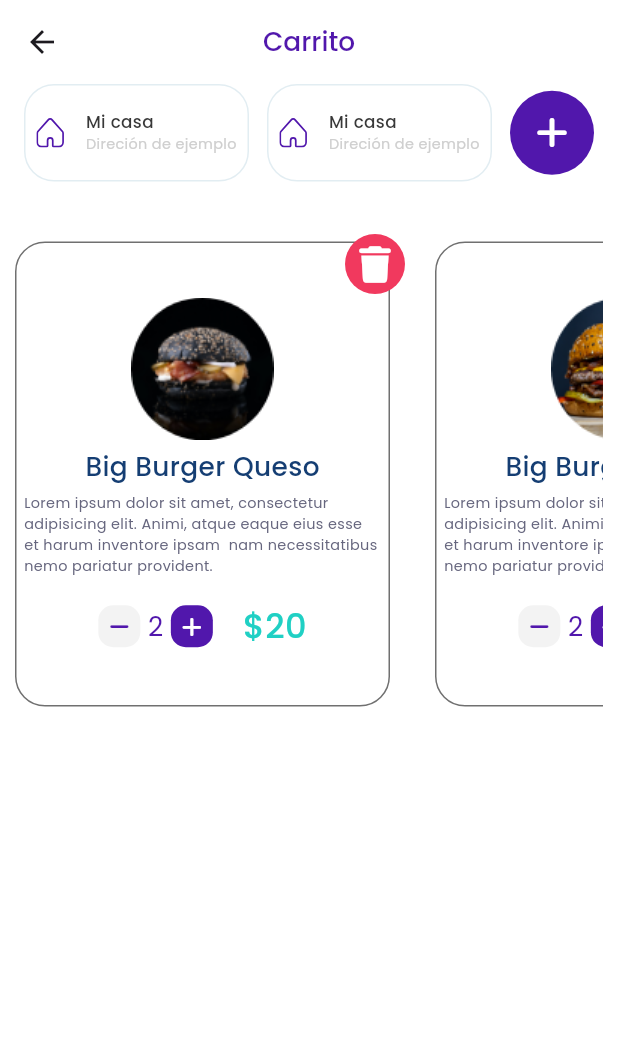
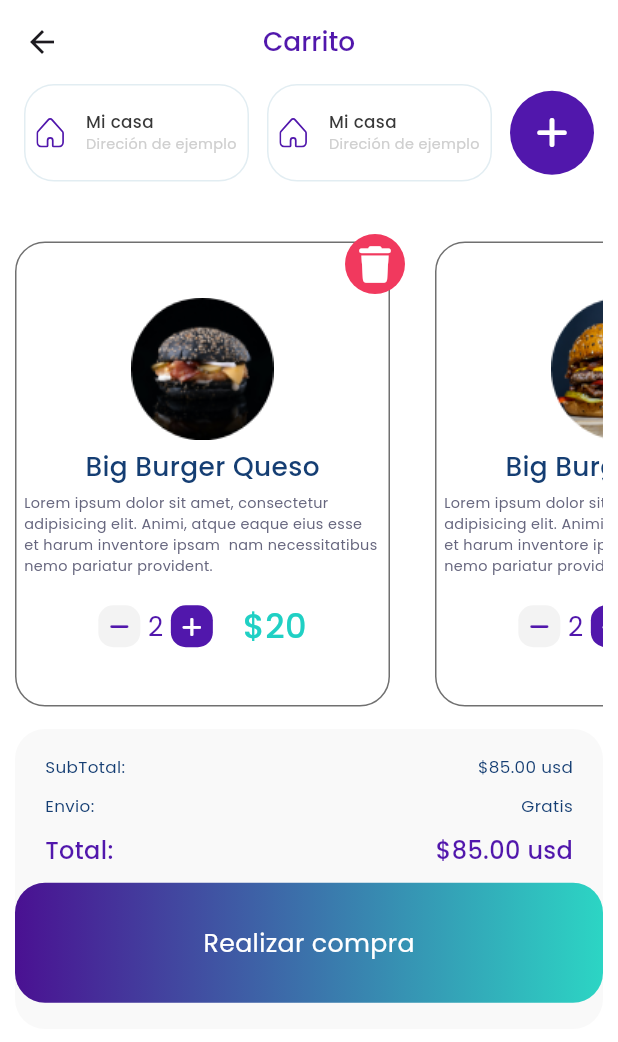
Before and after one commit to Mahmoudshady20/jabal_task, a Flutter app: the CarritoView screen opened directly, on a phone screen of 412 x 824 dp. Shown: the top 1042 px of the screen. Run offline on Flutter 3.47's test engine with Material 3 defaults, Android fonts, the phone set to English and light mode, and no system bars; our stand-ins replace flutter_svg, font_awesome_flutter, google_fonts; network calls fail.

Commit message:
1- finish task

```diff
--- a/lib/features/carrito_feature/presentation/views/widget/carrito_body.dart
+++ b/lib/features/carrito_feature/presentation/views/widget/carrito_body.dart
@@ -1,8 +1,11 @@
 import 'package:flutter/material.dart';
 import 'package:font_awesome_flutter/font_awesome_flutter.dart';
+import 'package:google_fonts/google_fonts.dart';
+import 'package:jabal_task/core/utils/app_styles.dart';
 import 'package:jabal_task/features/carrito_feature/data/carrito_model.dart';
 import 'package:jabal_task/features/carrito_feature/presentation/views/widget/carrito_product_widget.dart';
 import 'package:jabal_task/features/carrito_feature/presentation/views/widget/choose_widget.dart';
+import 'package:jabal_task/features/carrito_feature/presentation/views/widget/custom_text_widget.dart';
 
 class CarritoBody extends StatelessWidget {
   const CarritoBody({super.key});
@@ -56,10 +59,95 @@ class CarritoBody extends StatelessWidget {
                   image: 'assets/images/burger3.png',
                   desc:
                       'Lorem ipsum dolor sit amet, consectetur adipisicing elit. Animi, atque eaque eius esse et harum inventore ipsam  nam necessitatibus nemo pariatur provident.',
-                ))
+                )),
               ],
             ),
           ),
+          Container(
+            width: double.infinity,
+            height: 200,
+            decoration: BoxDecoration(
+              borderRadius: BorderRadius.circular(20),
+              color: Color(0xFFF9F9F9),
+            ),
+            child: Column(
+              spacing: 10,
+              mainAxisAlignment: MainAxisAlignment.center,
+              crossAxisAlignment: CrossAxisAlignment.center,
+              children: [
+                CustomTextWidget(
+                  text1: 'SubTotal:',
+                  text2: '\$85.00 usd',
+                ),
+                CustomTextWidget(
+                  text1: 'Envio:',
+                  text2: 'Gratis',
+                ),
+                Padding(
+                  padding: const EdgeInsets.symmetric(
+                    horizontal: 20,
+                  ),
+                  child: Row(
+                    mainAxisAlignment: MainAxisAlignment.spaceBetween,
+                    children: [
+                      Text(
+                        'Total:',
+                        style: GoogleFonts.poppins(
+                          fontSize: AppStyles.getResponsiveFontSize(
+                            context,
+                            fontSize: 20,
+                          ),
+                          color: Color(
+                            0xFF5117AC,
+                          ),
+                          fontWeight: FontWeight.w500,
+                        ),
+                      ),
+                      Text(
+                        '\$85.00 usd',
+                        style: GoogleFonts.poppins(
+                          fontSize: AppStyles.getResponsiveFontSize(
+                            context,
+                            fontSize: 20,
+                          ),
+                          color: Color(
+                            0xFF5117AC,
+                          ),
+                          fontWeight: FontWeight.w500,
+                        ),
+                      ),
+                    ],
+                  ),
+                ),
+                Container(
+                  width: double.infinity,
+                  height: 80,
+                  decoration: BoxDecoration(
+                    color: Colors.white,
+                    borderRadius: BorderRadius.circular(20),
+                    gradient: LinearGradient(
+                      colors: [
+                        Color(0xFF4A1192),
+                        Color(0xFF2CD5C4),
+                      ],
+                    ),
+                  ),
+                  child: Center(
+                    child: Text(
+                      'Realizar compra',
+                      style: GoogleFonts.poppins(
+                        color: Colors.white,
+                        fontSize: AppStyles.getResponsiveFontSize(
+                          context,
+                          fontSize: 21,
+                        ),
+                      ),
+                    ),
+                  ),
+                ),
+              ],
+            ),
+          )
         ],
       ),
     );
--- /dev/null
+++ b/lib/features/carrito_feature/presentation/views/widget/custom_text_widget.dart
@@ -0,0 +1,49 @@
+import 'package:flutter/material.dart';
+import 'package:google_fonts/google_fonts.dart';
+import 'package:jabal_task/core/utils/app_styles.dart';
+
+class CustomTextWidget extends StatelessWidget {
+  const CustomTextWidget({
+    super.key,
+    required this.text1,
+    required this.text2,
+  });
+  final String text1;
+  final String text2;
+
+  @override
+  Widget build(BuildContext context) {
+    return Padding(
+      padding: const EdgeInsets.symmetric(
+        horizontal: 20,
+      ),
+      child: Row(
+        mainAxisAlignment: MainAxisAlignment.spaceBetween,
+        children: [
+          Text(
+            text1,
+            style: GoogleFonts.poppins(
+                fontSize: AppStyles.getResponsiveFontSize(
+                  context,
+                  fontSize: 14,
+                ),
+                color: Color(
+                  0xFF153E73,
+                )),
+          ),
+          Text(
+            text2,
+            style: GoogleFonts.poppins(
+                fontSize: AppStyles.getResponsiveFontSize(
+                  context,
+                  fontSize: 14,
+                ),
+                color: Color(
+                  0xFF153E73,
+                )),
+          )
+        ],
+      ),
+    );
+  }
+}
--- a/lib/features/product_details_feature/presentation/view/widget/product_details_body.dart
+++ b/lib/features/product_details_feature/presentation/view/widget/product_details_body.dart
@@ -1,8 +1,8 @@
 import 'package:flutter/material.dart';
 import 'package:font_awesome_flutter/font_awesome_flutter.dart';
-import 'package:jabal_task/features/home_feature/presentation/views/widgets/order_button.dart';
 import 'package:jabal_task/features/product_details_feature/presentation/view/widget/burger_image_widget.dart';
 import 'package:jabal_task/features/product_details_feature/presentation/view/widget/descreption_column.dart';
+import 'package:jabal_task/features/product_details_feature/presentation/view/widget/order_button.dart';
 
 class ProductDetailsBody extends StatelessWidget {
   const ProductDetailsBody({super.key});
```
Also changed, not shown: lib/features/product_details_feature/presentation/view/widget/order_button.dart (renamed from lib/features/home_feature/presentation/views/widgets/order_button.dart).
